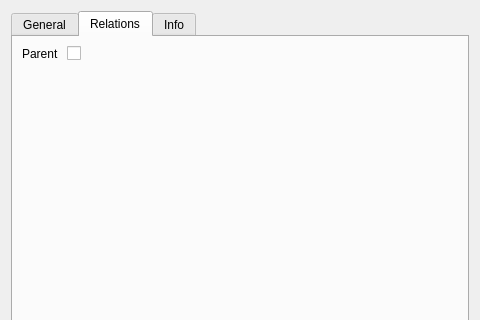
First picture: the form in exdrf-dev/exdrf_dev/qt/children/widgets/children_editor.ui, repository TNick/exdrf, before the edit; both pictures show x 0 to 480 and y 0 to 320 of the 480 by 640 pixel window.
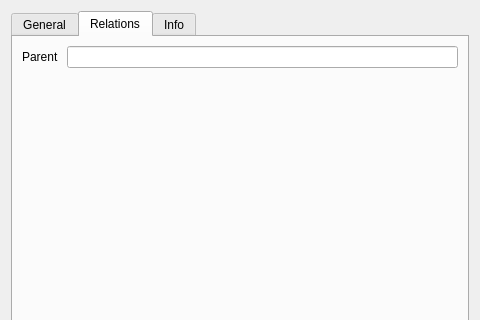
Second picture: the form after the edit. The open tabs and pages were chosen to show the change. Custom widgets are drawn as their Qt base class.

The edit to the form file:
```diff
--- a/exdrf-dev/exdrf_dev/qt/children/widgets/children_editor.ui
+++ b/exdrf-dev/exdrf_dev/qt/children/widgets/children_editor.ui
@@ -65,9 +65,8 @@
         </widget>
        </item>
        <item row="0" column="1">
-                <widget class="QCheckBox" name="c_parent"/>
+        <widget class="QtParentSiSe" name="c_parent"/>
        </item>
-     
       </layout>
      </widget>
      
@@ -96,6 +95,11 @@
   </layout>
  </widget>
  <customwidgets>
+  <customwidget>
+   <class>QtParentSiSe</class>
+   <extends>QLineEdit</extends>
+   <header location="global">exdrf_dev.qt.parents.widgets.parents_selector</header>
+  </customwidget>
  </customwidgets>
  <resources/>
  <connections/>
```
Left out of the diff: 12 changed lines with no effect on the pictures. Lines whose indentation alone changed are shown as unchanged.
